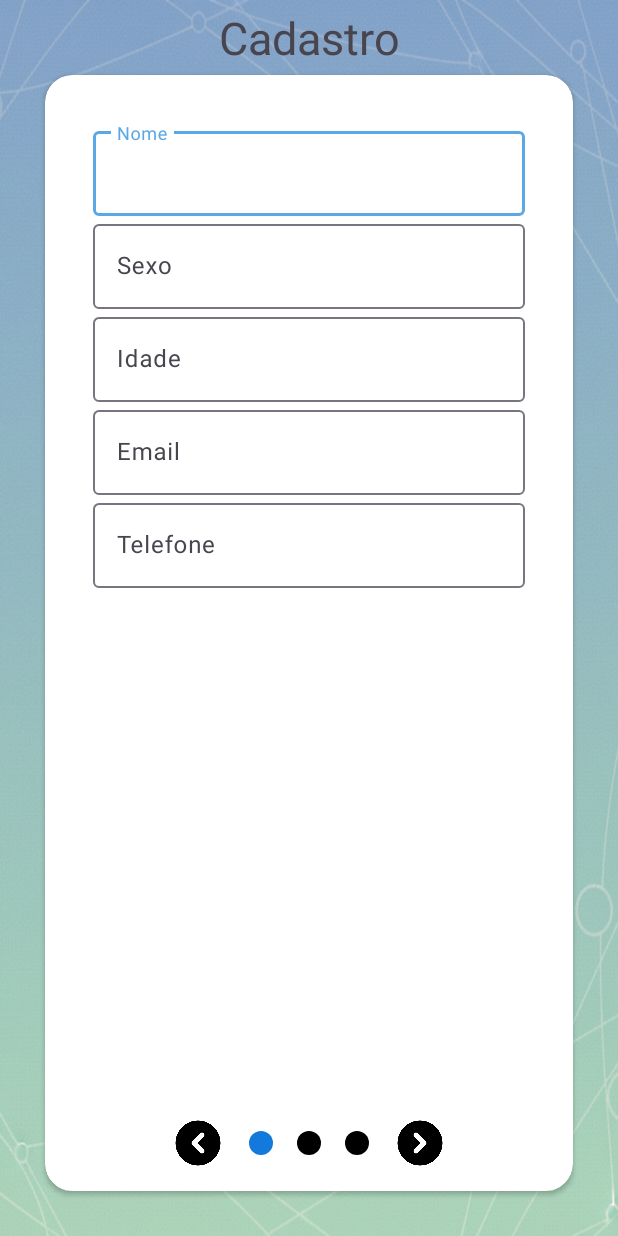
After one commit to Gabriel-kuhn/CuidArtrite, an Android app: the CadastroBasicoFragment screen opened directly, with no data from a screen before it, on a phone screen of 412 x 824 dp. The commit adds this screen. Run offline under Robolectric (Android 15) with nearby library versions, the phone set to English and light mode, and no system bars.

Commit message:
feat (Register Fragments)

```diff
--- a/Android/app/src/main/AndroidManifest.xml
+++ b/Android/app/src/main/AndroidManifest.xml
@@ -24,6 +24,7 @@
 
         <activity android:name=".view.EducationalContentActivity"/>
         <activity android:name=".view.HomeActivity"/>
+        <activity android:name=".view.RegisterActivity"/>
 
     </application>
 
--- /dev/null
+++ b/Android/app/src/main/java/com/example/cuidartrite/view/RegisterActivity.kt
@@ -0,0 +1,39 @@
+package com.example.cuidartrite.view
+
+import android.os.Bundle
+import androidx.appcompat.app.AppCompatActivity
+import com.example.cuidartrite.databinding.ActivityRegisterBinding
+import com.example.cuidartrite.view.fragment.CadastroBasicoFragment
+
+class RegisterActivity : AppCompatActivity() {
+
+    lateinit var binding: ActivityRegisterBinding
+
+    // Dados coletados ao longo do fluxo
+    var nome: String? = null
+    var sexo: String? = null
+    var idade: String? = null
+    var email: String? = null
+    var telefone: String? = null
+
+    var comorbidadesSelecionadas: List<String> = emptyList()
+
+    var contraste: String? = null
+    var tamanhoFonte: String? = null
+
+    override fun onCreate(savedInstanceState: Bundle?) {
+        super.onCreate(savedInstanceState)
+        binding = ActivityRegisterBinding.inflate(layoutInflater)
+        setContentView(binding.root)
+
+        // Abre a primeira tela
+        abrirFragment(CadastroBasicoFragment())
+    }
+
+    fun abrirFragment(fragment: androidx.fragment.app.Fragment) {
+        supportFragmentManager.beginTransaction()
+            .replace(binding.fragmentContainer.id, fragment)
+            .addToBackStack(null)
+            .commit()
+    }
+}
--- /dev/null
+++ b/Android/app/src/main/java/com/example/cuidartrite/view/fragment/CadastroBasicoFragment.kt
@@ -0,0 +1,36 @@
+package com.example.cuidartrite.view.fragment
+
+import android.os.Bundle
+import android.view.LayoutInflater
+import android.view.View
+import android.view.ViewGroup
+import androidx.fragment.app.Fragment
+import com.example.cuidartrite.databinding.FragmentCadastroBasicoBinding
+import com.example.cuidartrite.view.RegisterActivity
+
+class CadastroBasicoFragment : Fragment() {
+
+    private lateinit var binding: FragmentCadastroBasicoBinding
+
+    override fun onCreateView(
+        inflater: LayoutInflater, container: ViewGroup?,
+        savedInstanceState: Bundle?
+    ): View {
+        binding = FragmentCadastroBasicoBinding.inflate(inflater, container, false)
+        return binding.root
+    }
+
+    override fun onViewCreated(view: View, savedInstanceState: Bundle?) {
+        val activity = requireActivity() as RegisterActivity
+
+        binding.btnProximo.setOnClickListener {
+            activity.nome = binding.inputNome.text.toString()
+            activity.sexo = binding.inputSexo.text.toString()
+            activity.idade = binding.inputIdade.text.toString()
+            activity.email = binding.inputEmail.text.toString()
+            activity.telefone = binding.inputTelefone.text.toString()
+
+            activity.abrirFragment(ComorbidadesFragment())
+        }
+    }
+}
--- /dev/null
+++ b/Android/app/src/main/res/drawable/ic_dot.xml
@@ -0,0 +1,17 @@
+<?xml version="1.0" encoding="utf-8"?>
+<layer-list xmlns:android="http://schemas.android.com/apk/res/android">
+    <item
+        android:bottom="2dp"
+        android:end="2dp"
+        android:start="2dp"
+        android:top="2dp">
+
+        <shape android:shape="oval">
+            <size
+                android:width="16dp"
+                android:height="16dp" />
+            <solid android:color="@color/black" />
+        </shape>
+    </item>
+
+</layer-list>
--- /dev/null
+++ b/Android/app/src/main/res/layout/activity_register.xml
@@ -0,0 +1,40 @@
+<?xml version="1.0" encoding="utf-8"?>
+<androidx.constraintlayout.widget.ConstraintLayout xmlns:android="http://schemas.android.com/apk/res/android"
+    xmlns:app="http://schemas.android.com/apk/res-auto"
+    android:layout_width="match_parent"
+    android:background="@drawable/login_background"
+    android:layout_height="match_parent">
+
+    <TextView
+        android:layout_width="wrap_content"
+        android:layout_height="wrap_content"
+        android:text="Cadastro"
+        android:textSize="30sp"
+        app:layout_constraintBottom_toTopOf="@+id/cardView"
+        app:layout_constraintEnd_toEndOf="parent"
+        app:layout_constraintStart_toStartOf="parent"
+        app:layout_constraintTop_toTopOf="parent" />
+
+
+    <androidx.cardview.widget.CardView
+        android:id="@+id/cardView"
+        android:layout_width="match_parent"
+        android:layout_height="match_parent"
+        android:layout_marginHorizontal="30dp"
+        android:layout_marginTop="50dp"
+        android:layout_marginBottom="30dp"
+        android:elevation="15dp"
+        app:cardCornerRadius="18dp"
+        app:layout_constraintBottom_toBottomOf="parent"
+        app:layout_constraintEnd_toEndOf="parent"
+        app:layout_constraintStart_toStartOf="parent"
+        app:layout_constraintTop_toTopOf="parent">
+
+        <FrameLayout
+            android:id="@+id/fragmentContainer"
+            android:layout_width="match_parent"
+            android:layout_height="match_parent" />
+
+    </androidx.cardview.widget.CardView>
+
+</androidx.constraintlayout.widget.ConstraintLayout>
--- /dev/null
+++ b/Android/app/src/main/res/layout/fragment_cadastro_basico.xml
@@ -0,0 +1,135 @@
+<androidx.constraintlayout.widget.ConstraintLayout xmlns:android="http://schemas.android.com/apk/res/android"
+    xmlns:app="http://schemas.android.com/apk/res-auto"
+    android:layout_width="match_parent"
+    android:layout_height="match_parent"
+    android:orientation="vertical"
+    android:padding="16dp">
+
+    <LinearLayout
+        android:layout_width="match_parent"
+        android:layout_height="wrap_content"
+        android:orientation="vertical"
+        android:padding="16dp"
+        app:layout_constraintTop_toTopOf="parent">
+
+        <com.google.android.material.textfield.TextInputLayout
+            android:layout_width="match_parent"
+            android:layout_height="wrap_content"
+            android:hint="Nome">
+
+            <com.google.android.material.textfield.TextInputEditText
+                android:id="@+id/inputNome"
+                android:layout_width="match_parent"
+                android:layout_height="wrap_content"
+                android:maxLines="1" />
+        </com.google.android.material.textfield.TextInputLayout>
+
+        <com.google.android.material.textfield.TextInputLayout
+            android:layout_width="match_parent"
+            android:layout_height="wrap_content"
+            android:hint="Sexo">
+
+            <com.google.android.material.textfield.TextInputEditText
+                android:id="@+id/inputSexo"
+                android:layout_width="match_parent"
+                android:layout_height="wrap_content"
+                android:maxLines="1" />
+        </com.google.android.material.textfield.TextInputLayout>
+
+        <com.google.android.material.textfield.TextInputLayout
+            android:layout_width="match_parent"
+            android:layout_height="wrap_content"
+            android:hint="Idade">
+
+            <com.google.android.material.textfield.TextInputEditText
+                android:id="@+id/inputIdade"
+                android:layout_width="match_parent"
+                android:layout_height="wrap_content"
+                android:inputType="number"
+                android:maxLines="1" />
+        </com.google.android.material.textfield.TextInputLayout>
+
+        <com.google.android.material.textfield.TextInputLayout
+            android:layout_width="match_parent"
+            android:layout_height="wrap_content"
+            android:hint="Email">
+
+            <com.google.android.material.textfield.TextInputEditText
+                android:id="@+id/inputEmail"
+                android:layout_width="match_parent"
+                android:layout_height="wrap_content"
+                android:inputType="textEmailAddress"
+                android:maxLines="1" />
+        </com.google.android.material.textfield.TextInputLayout>
+
+        <com.google.android.material.textfield.TextInputLayout
+            android:layout_width="match_parent"
+            android:layout_height="wrap_content"
+            android:hint="Telefone">
+
+            <com.google.android.material.textfield.TextInputEditText
+                android:id="@+id/inputTelefone"
+                android:layout_width="match_parent"
+                android:layout_height="wrap_content"
+                android:inputType="phone"
+                android:maxLines="1" />
+        </com.google.android.material.textfield.TextInputLayout>
+
+    </LinearLayout>
+
+    <LinearLayout
+        android:id="@+id/bottomNavigationLayout"
+        android:layout_width="match_parent"
+        android:layout_height="wrap_content"
+        android:gravity="center"
+        android:orientation="horizontal"
+        app:layout_constraintBottom_toBottomOf="parent">
+
+        <!-- Botão Voltar -->
+        <ImageView
+            android:id="@+id/btnVoltar"
+            android:layout_width="32dp"
+            android:layout_height="32dp"
+            android:layout_marginEnd="16dp"
+            android:contentDescription="Voltar"
+            android:src="@drawable/ic_arrow_left" />
+
+        <!-- Bolinhas -->
+        <LinearLayout
+            android:layout_width="wrap_content"
+            android:layout_height="wrap_content"
+            android:gravity="center"
+            android:orientation="horizontal">
+
+            <View
+                android:id="@+id/dot1"
+                android:layout_width="20dp"
+                android:layout_height="20dp"
+                android:background="@drawable/ic_dot"
+                android:backgroundTint="@color/btn_blue" />
+
+            <View
+                android:id="@+id/dot2"
+                android:layout_width="20dp"
+                android:layout_height="20dp"
+                android:layout_marginHorizontal="12dp"
+                android:background="@drawable/ic_dot" />
+
+            <View
+                android:id="@+id/dot3"
+                android:layout_width="20dp"
+                android:layout_height="20dp"
+                android:background="@drawable/ic_dot" />
+        </LinearLayout>
+
+        <ImageView
+            android:id="@+id/btnProximo"
+            android:layout_width="32dp"
+            android:layout_height="32dp"
+            android:layout_marginStart="16dp"
+            android:contentDescription="Avançar"
+            android:src="@drawable/ic_arrow_right" />
+
+    </LinearLayout>
+
+</androidx.constraintlayout.widget.ConstraintLayout>
--- a/Android/app/src/main/res/values/colors.xml
+++ b/Android/app/src/main/res/values/colors.xml
@@ -1,6 +1,7 @@
 <?xml version="1.0" encoding="utf-8"?>
 <resources>
     <color name="black">#FF000000</color>
+    <color name="white">#FFFFFF</color>
     <color name="cinzaClaro">#EFEFEF</color>
 
     <color name="colorPrimary">#5AA9E6</color>
```
Also changed, not shown: Android/app/src/main/java/com/example/cuidartrite/MainActivity.kt (+11 -2 lines), Android/app/src/main/java/com/example/cuidartrite/view/fragment/AcessibilidadeFragment.kt (added, +34 -0 lines), Android/app/src/main/java/com/example/cuidartrite/view/fragment/ComorbidadesFragment.kt (added, +36 -0 lines), Android/app/src/main/res/layout/activity_main.xml (+14 -2 lines), Android/app/src/main/res/layout/fragment_acessibilidade.xml (added, +78 -0 lines), Android/app/src/main/res/layout/fragment_comorbidades.xml (added, +76 -0 lines), Android/app/src/main/res/drawable/ic_arrow_left.png (added), Android/app/src/main/res/drawable/ic_arrow_right.png (added), Android/app/src/main/res/drawable/ic_check.png (added), Android/app/src/main/res/drawable/ic_play.png (added), Android/app/src/main/res/drawable/right_arrow.png (added), Android/app/src/main/res/drawable/toque.png (added).
